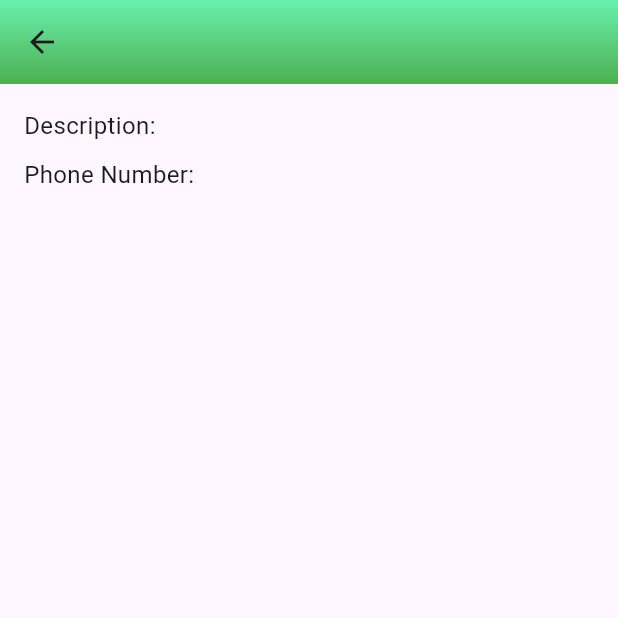
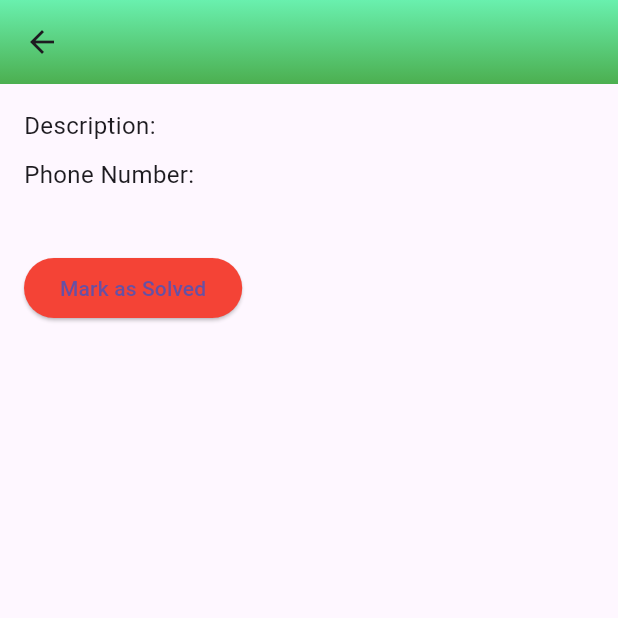
Before and after one commit to wlong0711/AD_Project_RecycleGO, a Flutter app: the ReportDetailsPage screen opened directly with empty values, on a phone screen of 412 x 824 dp, the top half of it. Run offline on Flutter 3.47's test engine with Material 3 defaults, Android fonts, the light colour scheme and no system bars; our stand-ins replace carousel_slider, cloud_firestore, firebase_auth, firebase_core, firebase_database, firebase_storage and 7 more; missing offline and left inert: qr_code_scanner; accounts and stored records are empty; network calls fail.

Commit message:
modified report issues

```diff
--- a/lib/Admin Only Pages/report_details.dart
+++ b/lib/Admin Only Pages/report_details.dart
@@ -1,9 +1,22 @@
+import 'package:cloud_firestore/cloud_firestore.dart';
 import 'package:flutter/material.dart';
 
 class ReportDetailsPage extends StatelessWidget {
   final Map<String, dynamic> reportData;
+  final String documentId;
 
-  const ReportDetailsPage({super.key, required this.reportData});
+  const ReportDetailsPage({Key? key, required this.reportData, required this.documentId})
+      : super(key: key);
+
+  void _markAsSolved(BuildContext context) async {
+    await FirebaseFirestore.instance
+        .collection('reports issues')
+        .doc(documentId)
+        .update({'status': 'solved'});
+
+    // Pop back to the previous page after marking as solved
+    Navigator.of(context).pop();
+  }
 
   @override
   Widget build(BuildContext context) {
@@ -44,6 +57,15 @@ class ReportDetailsPage extends StatelessWidget {
                     errorBuilder: (context, error, stackTrace) => const Icon(Icons.broken_image),
                   )
                 : const SizedBox.shrink(),
+            const SizedBox(height: 20),
+            if (reportData['status'] != 'solved') // Only show button if the issue isn't already solved
+              ElevatedButton(
+                onPressed: () => _markAsSolved(context),
+                style: ElevatedButton.styleFrom(
+                  primary: Colors.red, // Button background color
+                ),
+                child: const Text("Mark as Solved"),
+              )
           ],
         ),
       ),
--- a/lib/User Only Pages/report_issues.dart
+++ b/lib/User Only Pages/report_issues.dart
@@ -33,6 +33,7 @@ class _ReportIssueScreenState extends State<ReportIssueScreen> {
             ),
           ),
         ),
+
       ),
       body: Padding(
         padding: const EdgeInsets.all(16.0),
@@ -154,6 +155,7 @@ Future<void> _submitReport() async {
         'phoneNumber': _phoneNumber,  // Ensure this matches your Firestore field name
         'imageUrl': imageUrl,
         'timestamp': FieldValue.serverTimestamp(),
+        'status': 'to solve', // default status when a report is created
       });
 
       // Show a success message or navigate away
```
Also changed, not shown: lib/Admin Only Pages/view_report_issues.dart (+93 -40 lines).
